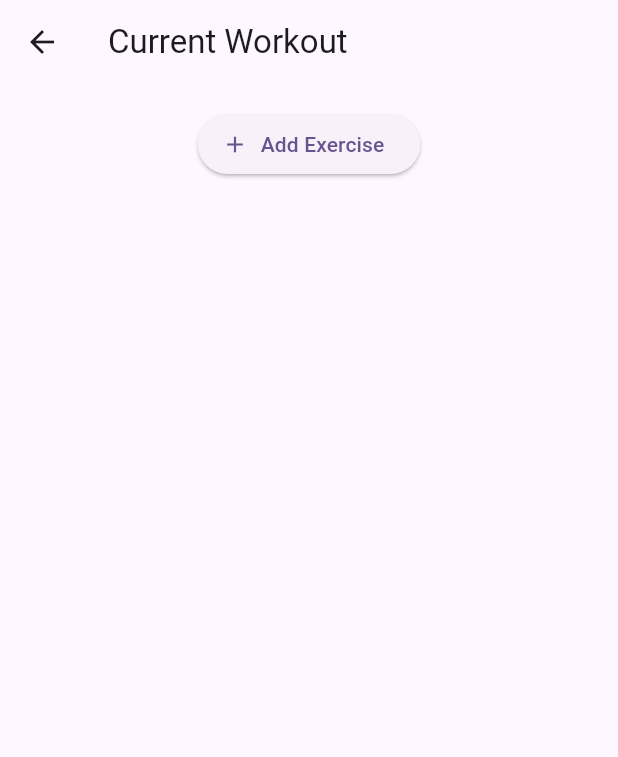
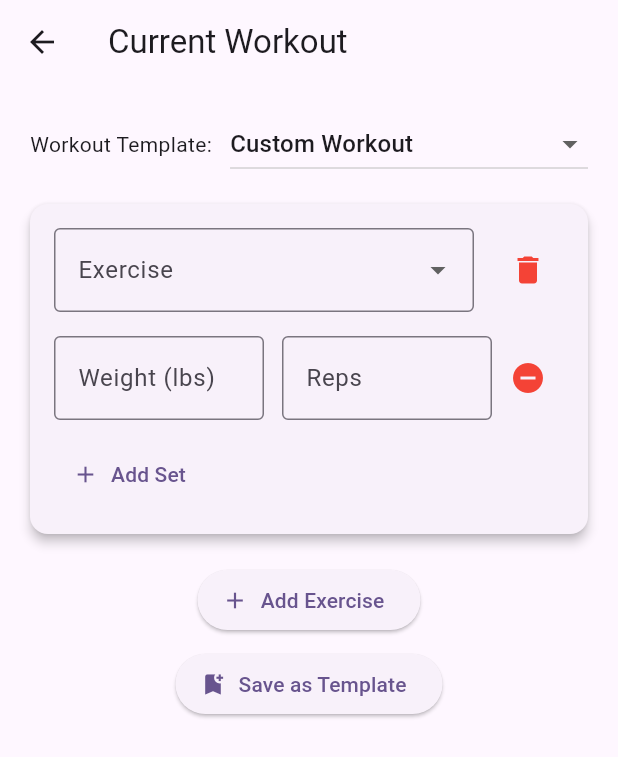
Before and after one commit to JoeSappington/ironclad, a Flutter app: the screen it shows after launch, after a tap on "Begin Workout", on a phone screen of 412 x 824 dp. Shown: the top 757 px of the screen. Run offline on Flutter 3.47's test engine with Material 3 defaults, Android fonts, the phone set to English and light mode, and no system bars; our stand-ins replace shared_preferences.

Commit message:
Adding templates

```diff
--- /dev/null
+++ b/ironclad/lib/models/workout_template.dart
@@ -0,0 +1,29 @@
+import 'dart:convert';
+
+class WorkoutTemplate {
+  final String name;
+  final List<Map<String, dynamic>> exercises;
+
+  WorkoutTemplate({required this.name, required this.exercises});
+
+  Map<String, dynamic> toJson() => {
+        'name': name,
+        'exercises': exercises,
+      };
+
+  factory WorkoutTemplate.fromJson(Map<String, dynamic> json) {
+    return WorkoutTemplate(
+      name: json['name'],
+      exercises: List<Map<String, dynamic>>.from(json['exercises']),
+    );
+  }
+
+  static String encodeList(List<WorkoutTemplate> templates) {
+    return json.encode(templates.map((e) => e.toJson()).toList());
+  }
+
+  static List<WorkoutTemplate> decodeList(String jsonString) {
+    final List<dynamic> decoded = json.decode(jsonString);
+    return decoded.map((e) => WorkoutTemplate.fromJson(e)).toList();
+  }
+}
--- a/ironclad/lib/pages/tracker_page.dart
+++ b/ironclad/lib/pages/tracker_page.dart
@@ -3,6 +3,8 @@ import 'package:shared_preferences/shared_preferences.dart';
 import 'dart:convert';
 import 'package:intl/intl.dart';
 import 'package:ironclad/widgets/exercise_entry_widget.dart';
+import 'package:ironclad/utils/template_manager.dart';
+import 'package:ironclad/models/workout_template.dart';
 
 class TrackerPage extends StatefulWidget {
   const TrackerPage({super.key});
@@ -28,6 +30,8 @@ class _TrackerPageState extends State<TrackerPage> {
   ];
 
   final List<ExerciseEntry> _exercises = [];
+  List<WorkoutTemplate> _templates = [];
+  String _selectedTemplateName = 'Custom Workout';
 
   bool get _canLogWorkout {
     for (final exercise in _exercises) {
@@ -39,6 +43,51 @@ class _TrackerPageState extends State<TrackerPage> {
       }
     }
     return false;
+  }
+
+  bool get _canSaveTemplate {
+    return _selectedTemplateName == 'Custom Workout' && _exercises.isNotEmpty;
+  }
+
+  @override
+  void initState() {
+    super.initState();
+    _addExercise(); // Preload first block
+    _loadTemplates();
+  }
+
+  Future<void> _loadTemplates() async {
+    final loaded = await TemplateManager.loadTemplates();
+    setState(() {
+      _templates = loaded;
+    });
+  }
+
+  void _applyTemplate(WorkoutTemplate template) {
+    setState(() {
+      // Clean up old ones
+      for (final e in _exercises) {
+        e.dispose();
+      }
+      _exercises.clear();
+
+      // Add from template
+      for (final ex in template.exercises) {
+        final entry = ExerciseEntry(onChanged: _onFieldChanged);
+        entry.selectedExercise = ex['name'];
+        for (final set in ex['sets']) {
+          final newSet = ExerciseSet();
+          newSet.weightController.text = set['weight'] ?? '';
+          newSet.repsController.text = set['reps'] ?? '';
+          newSet.weightController.addListener(entry.handleChange);
+          newSet.repsController.addListener(entry.handleChange);
+          entry.sets.add(newSet);
+        }
+        _exercises.add(entry);
+      }
+
+      _selectedTemplateName = template.name;
+    });
   }
 
   void _addExercise() {
@@ -76,6 +125,38 @@ class _TrackerPageState extends State<TrackerPage> {
     Navigator.pop(context, true);
   }
 
+  Future<void> _saveAsTemplate() async {
+    final templateNameController = TextEditingController();
+
+    final confirmed = await showDialog<bool>(
+      context: context,
+      builder: (context) => AlertDialog(
+        title: const Text('Save as Template'),
+        content: TextField(
+          controller: templateNameController,
+          decoration: const InputDecoration(labelText: 'Template Name'),
+        ),
+        actions: [
+          TextButton(onPressed: () => Navigator.pop(context, false), child: const Text('Cancel')),
+          TextButton(onPressed: () => Navigator.pop(context, true), child: const Text('Save')),
+        ],
+      ),
+    );
+
+    if (confirmed == true && templateNameController.text.trim().isNotEmpty) {
+      final newTemplate = WorkoutTemplate(
+        name: templateNameController.text.trim(),
+        exercises: _exercises.map((e) => e.toJson()).toList(),
+      );
+      await TemplateManager.saveTemplate(newTemplate);
+      await _loadTemplates();
+
+      setState(() {
+        _selectedTemplateName = newTemplate.name;
+      });
+    }
+  }
+
   @override
   void dispose() {
     for (final e in _exercises) {
@@ -95,14 +176,45 @@ class _TrackerPageState extends State<TrackerPage> {
           padding: const EdgeInsets.symmetric(horizontal: 20, vertical: 16),
           child: Column(
             children: [
-              if (_exercises.isEmpty)
-                Center(
-                  child: ElevatedButton.icon(
-                    onPressed: _addExercise,
-                    icon: const Icon(Icons.add),
-                    label: const Text('Add Exercise'),
+              // 🔽 Template dropdown
+              Row(
+                children: [
+                  const Text('Workout Template:'),
+                  const SizedBox(width: 12),
+                  Expanded(
+                    child: DropdownButton<String>(
+                      value: _selectedTemplateName,
+                      isExpanded: true,
+                      onChanged: (value) {
+                        if (value == 'Custom Workout') {
+                          setState(() {
+                            _selectedTemplateName = value!;
+                          });
+                          return;
+                        }
+
+                        final template = _templates.firstWhere(
+                            (t) => t.name == value,
+                            orElse: () => WorkoutTemplate(name: '', exercises: []));
+                        _applyTemplate(template);
+                      },
+                      items: [
+                        const DropdownMenuItem(
+                          value: 'Custom Workout',
+                          child: Text('Custom Workout'),
+                        ),
+                        ..._templates.map((t) => DropdownMenuItem(
+                              value: t.name,
+                              child: Text(t.name),
+                            )),
+                      ],
                     ),
                   ),
+                ],
+              ),
+
+              const SizedBox(height: 16),
+
               ..._exercises.asMap().entries.map((entry) {
                 final index = entry.key;
                 final exercise = entry.value;
@@ -119,7 +231,17 @@ class _TrackerPageState extends State<TrackerPage> {
                   },
                 );
               }),
+
+              if (_exercises.isEmpty)
+                ElevatedButton.icon(
+                  onPressed: _addExercise,
+                  icon: const Icon(Icons.add),
+                  label: const Text('Add Exercise'),
+                ),
+
               if (_exercises.isNotEmpty)
+                Column(
+                  children: [
                     Row(
                       mainAxisAlignment: _canLogWorkout
                           ? MainAxisAlignment.spaceBetween
@@ -144,6 +266,18 @@ class _TrackerPageState extends State<TrackerPage> {
                           ),
                       ],
                     ),
+                    if (_canSaveTemplate)
+                      Padding(
+                        padding: const EdgeInsets.only(top: 8),
+                        child: ElevatedButton.icon(
+                          onPressed: _saveAsTemplate,
+                          icon: const Icon(Icons.bookmark_add),
+                          label: const Text('Save as Template'),
+                        ),
+                      ),
+                  ],
+                ),
+
               SizedBox(height: bottomPadding),
             ],
           ),
--- /dev/null
+++ b/ironclad/lib/utils/template_manager.dart
@@ -0,0 +1,28 @@
+import 'package:shared_preferences/shared_preferences.dart';
+import '../models/workout_template.dart';
+
+class TemplateManager {
+  static const _key = 'workoutTemplates';
+
+  static Future<List<WorkoutTemplate>> loadTemplates() async {
+    final prefs = await SharedPreferences.getInstance();
+    final jsonString = prefs.getString(_key);
+    if (jsonString == null) return [];
+    return WorkoutTemplate.decodeList(jsonString);
+  }
+
+  static Future<void> saveTemplate(WorkoutTemplate template) async {
+    final prefs = await SharedPreferences.getInstance();
+    final existing = await loadTemplates();
+    existing.removeWhere((t) => t.name == template.name);
+    existing.add(template);
+    await prefs.setString(_key, WorkoutTemplate.encodeList(existing));
+  }
+
+  static Future<void> deleteTemplate(String name) async {
+    final prefs = await SharedPreferences.getInstance();
+    final existing = await loadTemplates();
+    existing.removeWhere((t) => t.name == name);
+    await prefs.setString(_key, WorkoutTemplate.encodeList(existing));
+  }
+}
```
Lines whose indentation alone changed are shown as unchanged.
